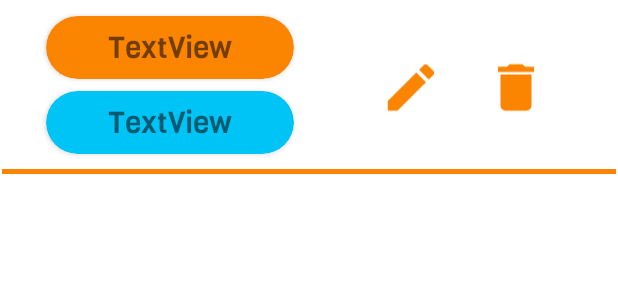
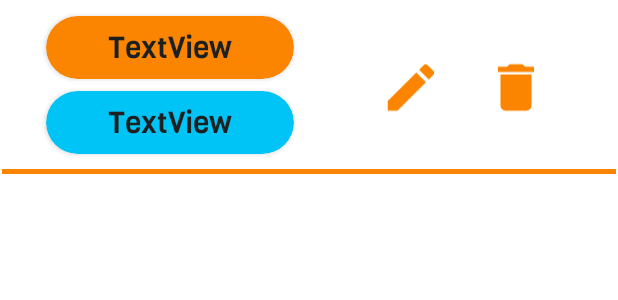
Before and after one commit to Andresdavidala/Proyecto, an Android app: the layout wordslistrecyclerview.xml on its own in the app's theme, with its tools: preview values and no code run, on a phone screen of 412 x 824 dp. Shown: the top 300 px of the screen. Run offline under Robolectric (Android 15) with nearby library versions, the phone set to English and light mode, and no system bars.

Commit message:
final updates v.1

```diff
--- a/app/src/main/java/com/example/proyecto/EvaWord.kt
+++ b/app/src/main/java/com/example/proyecto/EvaWord.kt
@@ -1,6 +1,5 @@
 package com.example.proyecto
 
-import android.content.Context
 import android.os.Bundle
 import android.util.Log
 import android.view.KeyEvent
@@ -8,11 +7,9 @@ import android.view.LayoutInflater
 import android.view.View
 import android.view.ViewGroup
 import android.view.inputmethod.EditorInfo
-import android.view.inputmethod.InputMethodManager
 import android.widget.EditText
 import android.widget.TextView
 import android.widget.Toast
-import androidx.core.content.ContextCompat.getSystemService
 import androidx.fragment.app.Fragment
 import com.example.proyecto.Recycler.DataWordsBase
 import com.example.proyecto.Recycler.dataWordProvider
--- a/app/src/main/java/com/example/proyecto/FloatingWindow.kt
+++ b/app/src/main/java/com/example/proyecto/FloatingWindow.kt
@@ -146,7 +146,7 @@ class FloatingWindow: Service() {
             .setSmallIcon(R.mipmap.ic_launcher_round)
             .setContentIntent(pendingIntent).build()
 
-        startForeground(1, notificacion)
+
         //↑
 
 
@@ -208,6 +208,7 @@ class FloatingWindow: Service() {
 
         if(milisecundos != 0){
             mainHandler.postDelayed(runn, milisecundos.toLong())
+            startForeground(1, notificacion)
         }else{
             Toast.makeText(this, "Tiempo igual a 0 no valido", Toast.LENGTH_LONG).show()
         }
--- a/app/src/main/java/com/example/proyecto/MainActivity.kt
+++ b/app/src/main/java/com/example/proyecto/MainActivity.kt
@@ -1,14 +1,11 @@
 package com.example.proyecto
 
 import android.content.Intent
-import androidx.appcompat.app.AppCompatActivity
 import android.os.Bundle
 import android.view.WindowManager
+import androidx.appcompat.app.AppCompatActivity
 import androidx.fragment.app.Fragment
-import androidx.viewpager2.widget.ViewPager2
 import com.example.proyecto.databinding.ActivityMainBinding
-import com.google.android.material.bottomnavigation.BottomNavigationView
-import com.google.android.material.tabs.TabLayoutMediator
 
 class MainActivity : AppCompatActivity() {
     private lateinit var binding: ActivityMainBinding
--- a/app/src/main/java/com/example/proyecto/Recycler/Customer/CustomerAdapter.kt
+++ b/app/src/main/java/com/example/proyecto/Recycler/Customer/CustomerAdapter.kt
@@ -5,7 +5,6 @@ import android.app.AlertDialog
 import android.content.Context
 import android.graphics.Color
 import android.graphics.drawable.ColorDrawable
-import android.text.method.ScrollingMovementMethod
 import android.util.Log
 import android.view.LayoutInflater
 import android.view.View
@@ -13,12 +12,10 @@ import android.view.View.OnTouchListener
 import android.view.ViewGroup
 import android.widget.Button
 import androidx.recyclerview.widget.RecyclerView
-import com.example.proyecto.MainActivity
 import com.example.proyecto.R
 import com.example.proyecto.Recycler.DataWordsBase
 import com.example.proyecto.Recycler.dataWordProvider
 import com.example.proyecto.databinding.WordslistrecyclerviewBinding
-import com.example.proyecto.listWords
 import java.io.FileOutputStream
 import java.io.OutputStreamWriter
 
--- a/app/src/main/java/com/example/proyecto/Recycler/dataWordProvider.kt
+++ b/app/src/main/java/com/example/proyecto/Recycler/dataWordProvider.kt
@@ -1,9 +1,4 @@
 package com.example.proyecto.Recycler
-
-import java.io.BufferedReader
-import java.io.File
-import java.io.FileInputStream
-import java.io.InputStreamReader
 
 class dataWordProvider {
     companion object{
--- a/app/src/main/java/com/example/proyecto/SaveWords.kt
+++ b/app/src/main/java/com/example/proyecto/SaveWords.kt
@@ -3,7 +3,6 @@ package com.example.proyecto
 import android.annotation.SuppressLint
 import android.app.Activity
 import android.content.Context
-import android.inputmethodservice.Keyboard
 import android.os.Bundle
 import android.util.Log
 import android.view.KeyEvent
--- a/app/src/main/res/layout/fragment_eva_word.xml
+++ b/app/src/main/res/layout/fragment_eva_word.xml
@@ -34,7 +34,7 @@
             android:layout_width="match_parent"
             android:layout_height="wrap_content"
             android:maxHeight="85dp"
-
+            android:inputType="textNoSuggestions"
             android:focusable="false"
             android:fontFamily="@font/viga_regular"
             android:textSize="20dp"
--- a/app/src/main/res/layout/wordslistrecyclerview.xml
+++ b/app/src/main/res/layout/wordslistrecyclerview.xml
@@ -41,9 +41,10 @@
                     android:layout_height="wrap_content"
                     android:fontFamily="@font/viga_regular"
                     android:gravity="center|center_horizontal|center_vertical"
+                    android:padding="7dp"
                     android:scrollbars="vertical"
-                    android:padding="7dp"
                     android:text="TextView"
+                    android:textColor="@color/primarioNeg"
                     android:textSize="20sp"
                     app:layout_constraintBottom_toBottomOf="parent"
                     app:layout_constraintEnd_toEndOf="parent"
@@ -60,8 +61,10 @@
                 android:fontFamily="@font/viga_regular"
                 android:gravity="center|center_horizontal|center_vertical"
                 android:padding="7dp"
+                android:textColor="#80000000"
                 android:textSize="20sp"
                 android:visibility="gone"
+                android:inputType="textNoSuggestions"
                 app:layout_constraintBottom_toBottomOf="parent"
                 app:layout_constraintEnd_toEndOf="parent"
                 app:layout_constraintHorizontal_bias="0.5"
@@ -107,9 +110,10 @@
                     android:layout_height="wrap_content"
                     android:fontFamily="@font/viga_regular"
                     android:gravity="center|center_horizontal|center_vertical"
+                    android:padding="7dp"
                     android:scrollbars="vertical"
                     android:text="TextView"
-                    android:padding="7dp"
+                    android:textColor="@color/primarioNeg"
                     android:textSize="20sp"
                     app:layout_constraintBottom_toBottomOf="parent"
                     app:layout_constraintEnd_toEndOf="parent"
@@ -127,6 +131,8 @@
                 android:fontFamily="@font/viga_regular"
                 android:gravity="center|center_horizontal|center_vertical"
                 android:padding="7dp"
+                android:inputType="textNoSuggestions"
+                android:textColor="#9C000000"
                 android:textSize="20sp"
                 android:visibility="gone"
                 app:layout_constraintBottom_toBottomOf="parent"
```
Also changed, not shown: app/src/main/java/com/example/proyecto/AdapterVP2.kt (deleted, +0 -23 lines), app/src/main/java/com/example/proyecto/SettingActivity.kt (+7 -15 lines), app/src/main/java/com/example/proyecto/ToastService.kt (+14 -17 lines), app/src/main/java/com/example/proyecto/configuration.kt (deleted, +0 -394 lines), app/src/main/java/com/example/proyecto/listWords.kt (+2 -7 lines).
